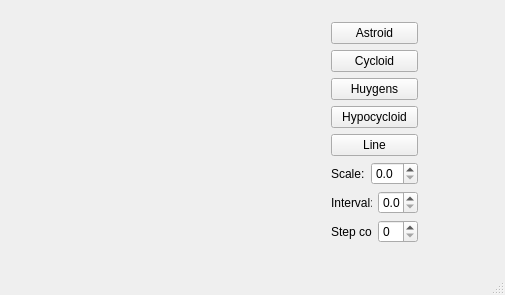
Qt form mainwindow.ui (Sam-TheRezian/CurvesWithQt) before a commit.
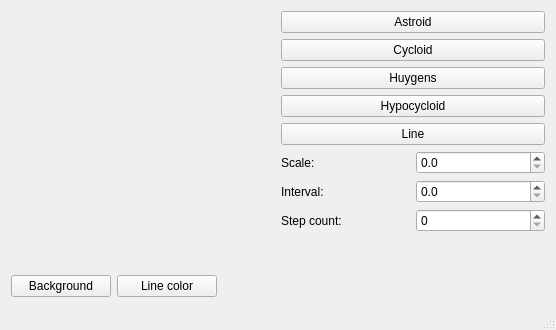
The same form after that commit. Custom widgets are drawn as their Qt base class.

What changed in the file:
```diff
--- a/mainwindow.ui
+++ b/mainwindow.ui
@@ -6,36 +6,25 @@
    <rect>
     <x>0</x>
     <y>0</y>
-    <width>505</width>
-    <height>295</height>
+    <width>556</width>
+    <height>330</height>
    </rect>
   </property>
   <property name="windowTitle">
    <string>MainWindow</string>
   </property>
   <widget class="QWidget" name="centralWidget">
+   <layout class="QGridLayout" name="gridLayout">
+    <item row="0" column="0">
+     <layout class="QHBoxLayout" name="horizontalLayout_4">
+      <item>
    <widget class="RenderArea" name="renderArea" native="true">
     <property name="enabled">
      <bool>true</bool>
     </property>
-    <property name="geometry">
-     <rect>
-      <x>10</x>
-      <y>10</y>
-      <width>281</width>
-      <height>251</height>
-     </rect>
-    </property>
-   </widget>
-   <widget class="QWidget" name="layoutWidget">
-    <property name="geometry">
-     <rect>
-      <x>320</x>
-      <y>11</y>
-      <width>109</width>
-      <height>243</height>
-     </rect>
-    </property>
+       </widget>
+      </item>
+      <item>
     <layout class="QVBoxLayout" name="verticalLayout">
      <item>
       <widget class="QPushButton" name="btnAstroid">
@@ -149,7 +138,59 @@
       </spacer>
      </item>
     </layout>
-   </widget>
+      </item>
+     </layout>
+    </item>
+    <item row="1" column="0">
+     <layout class="QHBoxLayout" name="horizontalLayout_5">
+      <item>
+       <widget class="QPushButton" name="btnBackground">
+        <property name="sizePolicy">
+         <sizepolicy hsizetype="Minimum" vsizetype="Fixed">
+          <horstretch>0</horstretch>
+          <verstretch>0</verstretch>
+         </sizepolicy>
+        </property>
+        <property name="minimumSize">
+         <size>
+          <width>100</width>
+          <height>0</height>
+         </size>
+        </property>
+        <property name="text">
+         <string>Background</string>
+        </property>
+       </widget>
+      </item>
+      <item>
+       <widget class="QPushButton" name="btnLineColor">
+        <property name="minimumSize">
+         <size>
+          <width>100</width>
+          <height>0</height>
+         </size>
+        </property>
+        <property name="text">
+         <string>Line color</string>
+        </property>
+       </widget>
+      </item>
+      <item>
+       <spacer name="horizontalSpacer">
+        <property name="orientation">
+         <enum>Qt::Horizontal</enum>
+        </property>
+        <property name="sizeHint" stdset="0">
+         <size>
+          <width>40</width>
+          <height>20</height>
+         </size>
+        </property>
+       </spacer>
+      </item>
+     </layout>
+    </item>
+   </layout>
   </widget>
   <widget class="QStatusBar" name="statusBar"/>
  </widget>
```
Lines whose indentation alone changed are shown as unchanged.
